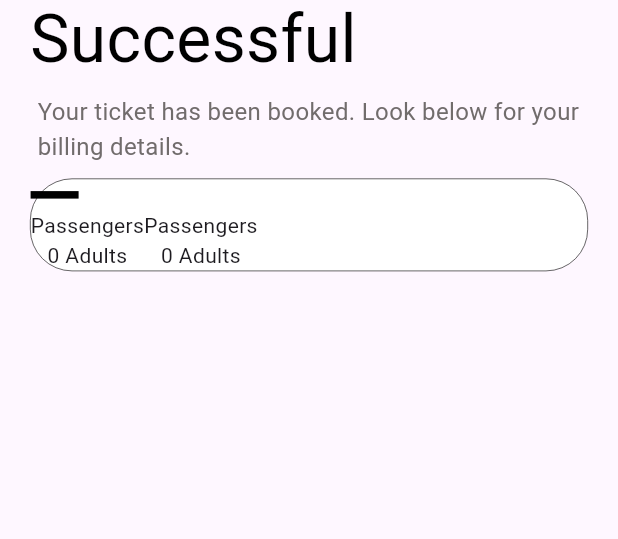
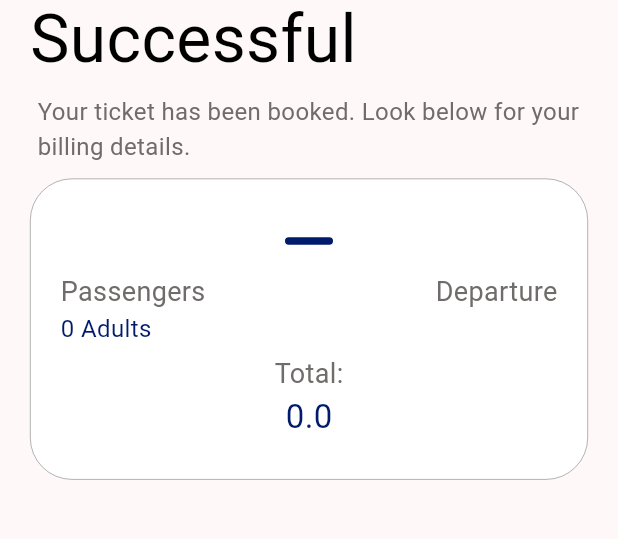
Before and after one commit to saugatBhupal/Bus-Ticketing-App, a Flutter app: the Billingscreen screen opened directly with empty values, on a phone screen of 412 x 824 dp, the part 84-623 px from its top. Run offline on Flutter 3.47's test engine with Material 3 defaults, Android fonts, the phone set to English and light mode, and no system bars.

Commit message:
Created billing screen with all ticket details

```diff
--- a/lib/views/BillingScreen.dart
+++ b/lib/views/BillingScreen.dart
@@ -8,6 +8,7 @@ class Billingscreen extends StatelessWidget {
   @override
   Widget build(BuildContext context) {
     return Scaffold(
+      backgroundColor: const Color.fromRGBO(255, 248, 248, 1),
       appBar: AppBar(
         leadingWidth: double.infinity,
         leading: const Padding(
@@ -66,52 +67,110 @@ class Billingscreen extends StatelessWidget {
                     color: Colors.white,
                     border: Border.all(
                       width: 0.4,
-                      color: const Color.fromRGBO(0, 0, 0, 10),
+                      color: const Color.fromRGBO(0, 0, 0, 0.5),
                     ),
                     borderRadius: BorderRadius.circular(28),
                   ),
+                  child: SizedBox(
+                    height: 200,
+                    child: Padding(
+                      padding: const EdgeInsets.all(20.0),
                       child: Column(
+                        mainAxisAlignment: MainAxisAlignment.spaceEvenly,
                         children: [
                           Row(
+                            mainAxisAlignment: MainAxisAlignment.center,
                             children: [
                               Text(
                                 ticket.from,
+                                style: const TextStyle(
+                                  color: Color.fromRGBO(0, 27, 108, 1),
+                                  fontSize: 22,
                                 ),
-                          Container(
+                              ),
+                              Padding(
+                                padding: const EdgeInsets.all(8.0),
+                                child: Container(
+                                  decoration: BoxDecoration(
+                                    borderRadius: BorderRadius.circular(12),
+                                    color: const Color.fromRGBO(0, 27, 108, 1),
+                                  ),
                                   height: 5,
                                   width: 32,
-                            color: Colors.black,
+                                ),
                               ),
                               Text(
                                 ticket.destination,
+                                style: const TextStyle(
+                                  color: Color.fromRGBO(0, 27, 108, 1),
+                                  fontSize: 22,
+                                ),
                               ),
                             ],
                           ),
                           Row(
+                            mainAxisAlignment: MainAxisAlignment.spaceBetween,
                             children: [
                               Column(
+                                crossAxisAlignment: CrossAxisAlignment.start,
                                 children: [
                                   const Text(
                                     "Passengers",
+                                    style: TextStyle(
+                                      color: Color.fromRGBO(113, 108, 108, 1),
+                                      fontSize: 18,
+                                    ),
                                   ),
                                   Text(
                                     "${ticket.pax} Adults",
+                                    style: const TextStyle(
+                                      color: Color.fromRGBO(0, 27, 108, 1),
+                                      fontSize: 16,
+                                    ),
                                   ),
                                 ],
                               ),
                               Column(
                                 children: [
                                   const Text(
-                                "Passengers",
+                                    "Departure",
+                                    style: TextStyle(
+                                      color: Color.fromRGBO(113, 108, 108, 1),
+                                      fontSize: 18,
+                                    ),
                                   ),
                                   Text(
-                                "${ticket.pax} Adults",
+                                    ticket.departure,
+                                    style: const TextStyle(
+                                      color: Color.fromRGBO(0, 27, 108, 1),
+                                      fontSize: 16,
+                                    ),
                                   ),
                                 ],
                               ),
                             ],
                           ),
+                          Column(
+                            children: [
+                              const Text(
+                                "Total:",
+                                style: TextStyle(
+                                  color: Color.fromRGBO(113, 108, 108, 1),
+                                  fontSize: 18,
+                                ),
+                              ),
+                              Text(
+                                ticket.price.toString(),
+                                style: const TextStyle(
+                                  color: Color.fromRGBO(0, 27, 108, 1),
+                                  fontSize: 22,
+                                ),
+                              ),
                             ],
+                          ),
+                        ],
+                      ),
+                    ),
                   ),
                 ),
               ],
--- a/lib/views/BookingScreen.dart
+++ b/lib/views/BookingScreen.dart
@@ -33,6 +33,7 @@ class _BookingscreenState extends State<Bookingscreen> {
   @override
   Widget build(BuildContext context) {
     return Scaffold(
+      backgroundColor: const Color.fromRGBO(255, 248, 248, 1),
       appBar: AppBar(
         leadingWidth: double.infinity,
         leading: const Padding(
```
Lines whose indentation alone changed are shown as unchanged.
